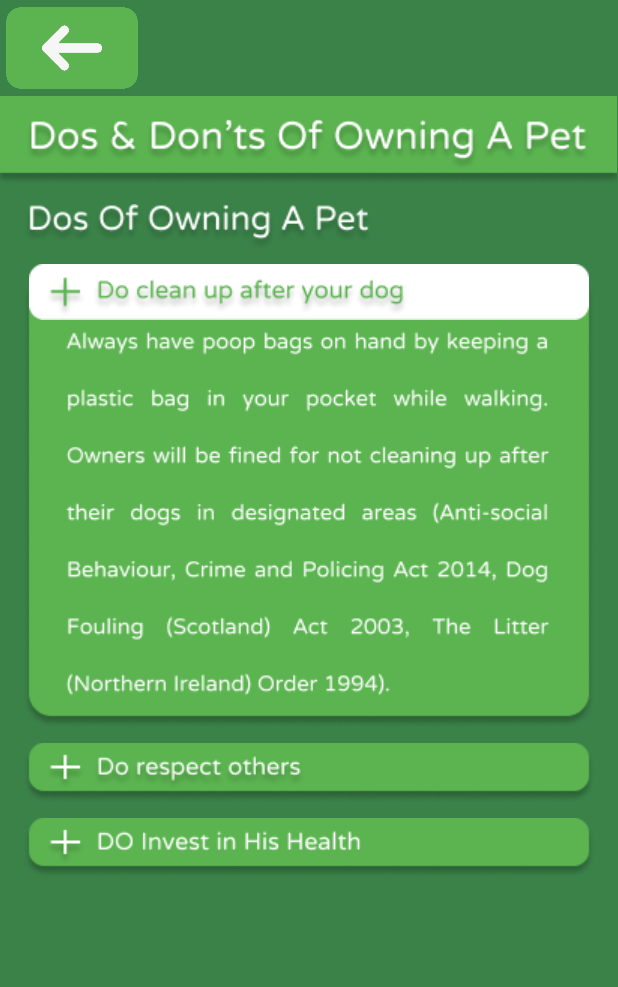
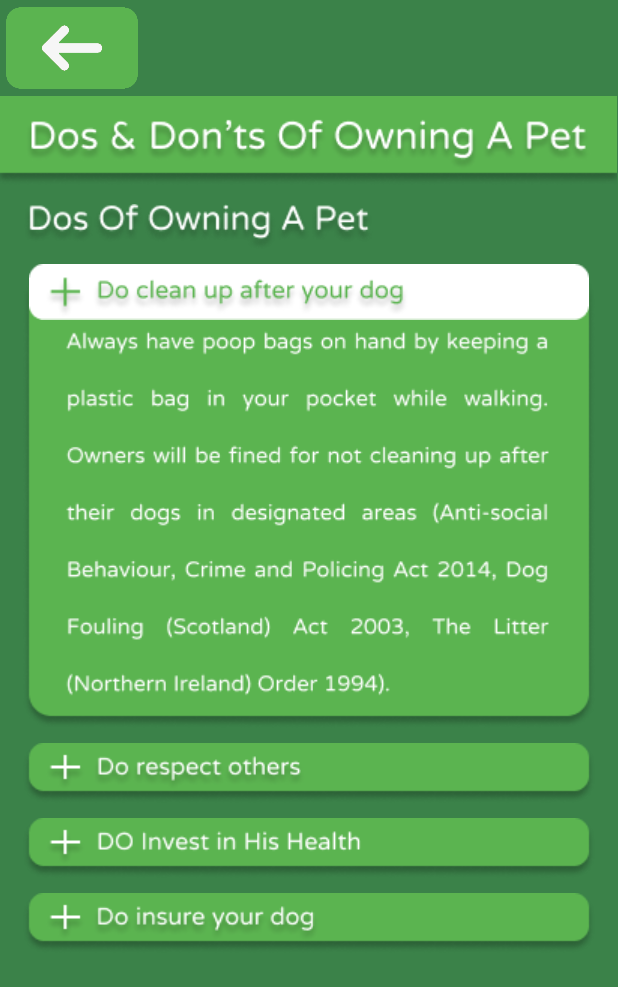
Before and after one commit to svennn-7836/Alagang.Kalinga__Pet-Care-App, an Android app: the DosDontsActivity screen opened directly, with no data from a screen before it, after a tap on an icon or button, on a phone screen of 412 x 824 dp. Shown: the top 987 px of the screen. Run offline under Robolectric (Android 15) with nearby library versions, the light colour scheme and no system bars.

Commit message:
Dos 1-3 is working

```diff
--- a/app/src/main/java/com/example/alagatkalinga/DosDontsActivity.kt
+++ b/app/src/main/java/com/example/alagatkalinga/DosDontsActivity.kt
@@ -14,9 +14,13 @@ class DosDontsActivity : AppCompatActivity() {
     private lateinit var dosc2: ImageView
     private lateinit var dos2: ImageView
     private lateinit var dos3: ImageView
+    private lateinit var dosw3: ImageView
+    private lateinit var dosc3: ImageView
+    private lateinit var dos4: ImageView
 
     private var dos2InitialMarginTop = 0
     private var dos3InitialMarginTop = 0
+    private var dos4InitialMarginTop = 0
 
     override fun onCreate(savedInstanceState: Bundle?) {
         super.onCreate(savedInstanceState)
@@ -30,6 +34,9 @@ class DosDontsActivity : AppCompatActivity() {
         dosc2 = findViewById(R.id.dosc2)
         dos2 = findViewById(R.id.dos2)
         dos3 = findViewById(R.id.dos3)
+        dosw3 = findViewById(R.id.dosw3)
+        dosc3 = findViewById(R.id.dosc3)
+        dos4 = findViewById(R.id.dos4)
 
         // Store the initial top margin values
         val dos2LayoutParams = dos2.layoutParams as ConstraintLayout.LayoutParams
@@ -37,6 +44,9 @@ class DosDontsActivity : AppCompatActivity() {
 
         val dos3LayoutParams = dos3.layoutParams as ConstraintLayout.LayoutParams
         dos3InitialMarginTop = dos3LayoutParams.topMargin
+
+        val dos4LayoutParams = dos4.layoutParams as ConstraintLayout.LayoutParams
+        dos4InitialMarginTop = dos4LayoutParams.topMargin
 
         // Set initial visibility
         dos1.visibility = View.VISIBLE
@@ -46,6 +56,9 @@ class DosDontsActivity : AppCompatActivity() {
         dosc2.visibility = View.INVISIBLE
         dos2.visibility = View.VISIBLE
         dos3.visibility = View.VISIBLE
+        dosw3.visibility = View.INVISIBLE
+        dosc3.visibility = View.INVISIBLE
+        dos4.visibility = View.VISIBLE
     }
 
     // Click event handler for dos1
@@ -57,6 +70,9 @@ class DosDontsActivity : AppCompatActivity() {
         dosc2.visibility = View.INVISIBLE
         dos2.visibility = View.VISIBLE
         dos3.visibility = View.VISIBLE
+        dosw3.visibility = View.INVISIBLE
+        dosc3.visibility = View.INVISIBLE
+        dos4.visibility = View.VISIBLE
 
         // Set the top margin of dos2 to be 44dp below dosc1
         val dos2LayoutParams = dos2.layoutParams as ConstraintLayout.LayoutParams
@@ -69,6 +85,12 @@ class DosDontsActivity : AppCompatActivity() {
         dos3LayoutParams.topToBottom = R.id.dos2
         dos3LayoutParams.topMargin = dpToPx(10)
         dos3.layoutParams = dos3LayoutParams
+
+        // Set the top margin of dos3 to be 44dp below dos2
+        val dos4LayoutParams = dos4.layoutParams as ConstraintLayout.LayoutParams
+        dos4LayoutParams.topToBottom = R.id.dos3
+        dos4LayoutParams.topMargin = dpToPx(10)
+        dos4.layoutParams = dos4LayoutParams
     }
 
     // Click event handler for dosw1
@@ -80,6 +102,9 @@ class DosDontsActivity : AppCompatActivity() {
         dosc2.visibility = View.INVISIBLE
         dos2.visibility = View.VISIBLE
         dos3.visibility = View.VISIBLE
+        dosw3.visibility = View.INVISIBLE
+        dosc3.visibility = View.INVISIBLE
+        dos4.visibility = View.VISIBLE
 
         // Reset the top margin of dos2 to its initial value
         val dos2LayoutParams = dos2.layoutParams as ConstraintLayout.LayoutParams
@@ -92,6 +117,12 @@ class DosDontsActivity : AppCompatActivity() {
         dos3LayoutParams.topToBottom = R.id.dos2
         dos3LayoutParams.topMargin = dos3InitialMarginTop
         dos3.layoutParams = dos3LayoutParams
+
+        // Reset the top margin of dos4 to its initial value
+        val dos4LayoutParams = dos4.layoutParams as ConstraintLayout.LayoutParams
+        dos4LayoutParams.topToBottom = R.id.dos3
+        dos4LayoutParams.topMargin = dos4InitialMarginTop
+        dos4.layoutParams = dos4LayoutParams
     }
 
     // Click event handler for dos2
@@ -103,14 +134,24 @@ class DosDontsActivity : AppCompatActivity() {
         dosc2.visibility = View.VISIBLE
         dos2.visibility = View.INVISIBLE
         dos3.visibility = View.VISIBLE
+        dosw3.visibility = View.INVISIBLE
+        dosc3.visibility = View.INVISIBLE
+        dos4.visibility = View.VISIBLE
 
-        // Set the top margin of dos3 to be 44dp below dosc2
+        // Set the top margin of dos3 to be 44dp below dosc3
         val dos3LayoutParams = dos3.layoutParams as ConstraintLayout.LayoutParams
         dos3LayoutParams.topToBottom = R.id.dosc2
         dos3LayoutParams.topMargin = dpToPx(10)
         dos3.layoutParams = dos3LayoutParams
+
+        // Set the top margin of dos4 to be 44dp below dosc4
+        val dos4LayoutParams = dos4.layoutParams as ConstraintLayout.LayoutParams
+        dos4LayoutParams.topToBottom = R.id.dos3
+        dos4LayoutParams.topMargin = dpToPx(10)
+        dos4.layoutParams = dos4LayoutParams
     }
 
+    // Click event handler for dosw2
     // Click event handler for dosw2
     fun onDosw2Click(view: View) {
         dos1.visibility = View.VISIBLE
@@ -120,6 +161,9 @@ class DosDontsActivity : AppCompatActivity() {
         dosc2.visibility = View.INVISIBLE
         dos2.visibility = View.VISIBLE
         dos3.visibility = View.VISIBLE
+        dosw3.visibility = View.INVISIBLE
+        dosc3.visibility = View.INVISIBLE
+        dos4.visibility = View.VISIBLE
 
         // Reset the top margin of dos2 to its initial value
         val dos2LayoutParams = dos2.layoutParams as ConstraintLayout.LayoutParams
@@ -132,8 +176,52 @@ class DosDontsActivity : AppCompatActivity() {
         dos3LayoutParams.topToBottom = R.id.dos2
         dos3LayoutParams.topMargin = dos3InitialMarginTop
         dos3.layoutParams = dos3LayoutParams
+
+        // Reset the top margin of dos4 to its initial value
+        val dos4LayoutParams = dos4.layoutParams as ConstraintLayout.LayoutParams
+        dos4LayoutParams.topToBottom = R.id.dos3
+        dos4LayoutParams.topMargin = dos4InitialMarginTop
+        dos4.layoutParams = dos4LayoutParams
+    }
+    // Click event handler for dos3
+    fun onDos3Click(view: View) {
+        dos1.visibility = View.VISIBLE
+        dosw1.visibility = View.INVISIBLE
+        dosc1.visibility = View.INVISIBLE
+        dosw2.visibility = View.INVISIBLE
+        dosc2.visibility = View.INVISIBLE
+        dos2.visibility = View.VISIBLE
+        dos3.visibility = View.INVISIBLE
+        dosw3.visibility = View.VISIBLE
+        dosc3.visibility = View.VISIBLE
+        dos4.visibility = View.VISIBLE
+
+        // Set the top margin of dos4 to be 44dp below dosc3
+        val dos4LayoutParams = dos4.layoutParams as ConstraintLayout.LayoutParams
+        dos4LayoutParams.topToBottom = R.id.dosc3
+        dos4LayoutParams.topMargin = dpToPx(10)
+        dos4.layoutParams = dos4LayoutParams
     }
 
+    // Click event handler for dosw3
+    fun onDosw3Click(view: View) {
+        dos1.visibility = View.VISIBLE
+        dosw1.visibility = View.INVISIBLE
+        dosc1.visibility = View.INVISIBLE
+        dosw2.visibility = View.INVISIBLE
+        dosc2.visibility = View.INVISIBLE
+        dos2.visibility = View.VISIBLE
+        dos3.visibility = View.VISIBLE
+        dosw3.visibility = View.INVISIBLE
+        dosc3.visibility = View.INVISIBLE
+        dos4.visibility = View.VISIBLE
+
+        // Reset the top margin of dos4 to its initial value
+        val dos4LayoutParams = dos4.layoutParams as ConstraintLayout.LayoutParams
+        dos4LayoutParams.topToBottom = R.id.dos3
+        dos4LayoutParams.topMargin = dos4InitialMarginTop
+        dos4.layoutParams = dos4LayoutParams
+    }
     // Utility function to convert dp to pixels
     private fun dpToPx(dp: Int): Int {
         val density = resources.displayMetrics.density
--- a/app/src/main/res/layout/activity_dosdonts_activity.xml
+++ b/app/src/main/res/layout/activity_dosdonts_activity.xml
@@ -128,6 +128,41 @@
             android:visibility="visible"
             android:onClick="onDos3Click" />
 
+        <ImageView
+            android:id="@+id/dosc3"
+            android:layout_width="wrap_content"
+            android:layout_height="wrap_content"
+            android:src="@drawable/dosc3"
+            android:layout_marginTop="285dp"
+            android:visibility="invisible"
+            app:layout_constraintEnd_toEndOf="parent"
+            app:layout_constraintStart_toStartOf="parent"
+            app:layout_constraintTop_toTopOf="parent" />
+
+        <ImageView
+            android:id="@+id/dosw3"
+            android:layout_width="wrap_content"
+            android:layout_height="wrap_content"
+            android:src="@drawable/dosw2"
+            android:layout_marginTop="274dp"
+            app:layout_constraintEnd_toEndOf="parent"
+            app:layout_constraintStart_toStartOf="parent"
+            app:layout_constraintTop_toTopOf="parent"
+            android:visibility="invisible"
+            android:onClick="onDosw2Click" />
+
+        <ImageView
+            android:id="@+id/dos4"
+            android:layout_width="wrap_content"
+            android:layout_height="wrap_content"
+            android:src="@drawable/dos4"
+            android:layout_marginTop="10dp"
+            app:layout_constraintEnd_toEndOf="parent"
+            app:layout_constraintStart_toStartOf="parent"
+            app:layout_constraintTop_toBottomOf="@+id/dos3"
+            android:visibility="visible"
+            android:onClick="onDos3Click" />
+
         <!-- Add the remaining ImageView elements for dos3, dos4, dos5, etc. -->
 
     </androidx.constraintlayout.widget.ConstraintLayout>
```
Also changed, not shown: app/src/main/res/drawable/dosc3.png (added), app/src/main/res/drawable/dosw3.png (added).
